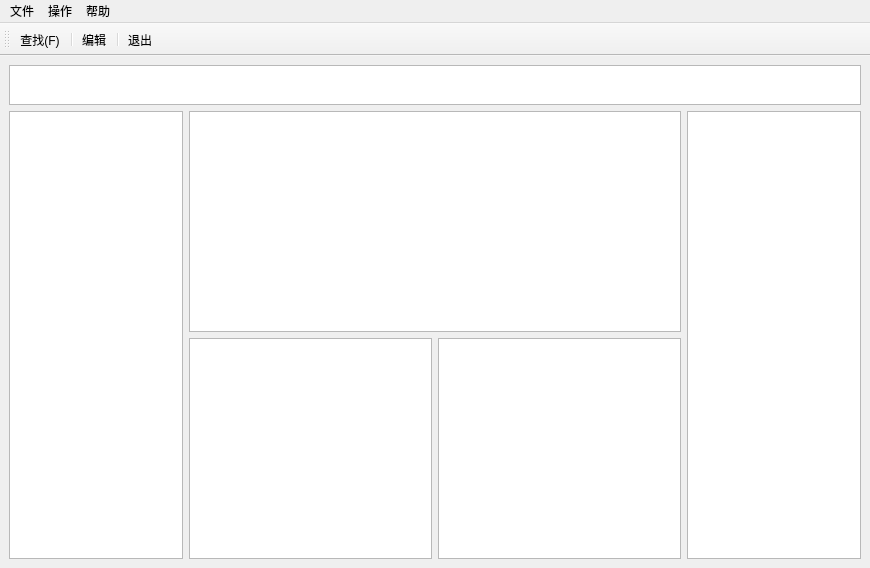
Qt form mainwindow.ui (Archstacker/pcap-parser) before a commit.
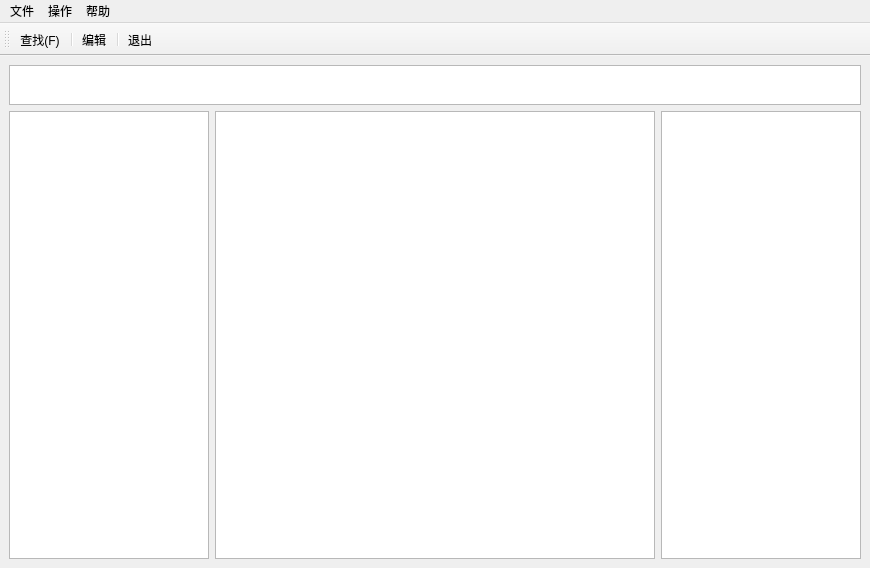
The same form after that commit. Icons and pictures are not drawn.

Commit message: Display the stream information

The edit to the form file:
```diff
--- a/mainwindow.ui
+++ b/mainwindow.ui
@@ -63,14 +63,7 @@
            <widget class="QTableView" name="streamTable"/>
           </item>
           <item>
-           <layout class="QHBoxLayout" name="horizontalLayout_2">
-            <item>
-             <widget class="QTableView" name="srcHeaderTable"/>
-            </item>
-            <item>
-             <widget class="QTableView" name="dstHeaderTable"/>
-            </item>
-           </layout>
+           <layout class="QHBoxLayout" name="streamHeaders"/>
           </item>
          </layout>
         </item>
```
Left out of the diff: 2 changed lines with no effect on the pictures. The commit also changes 2 other files.
